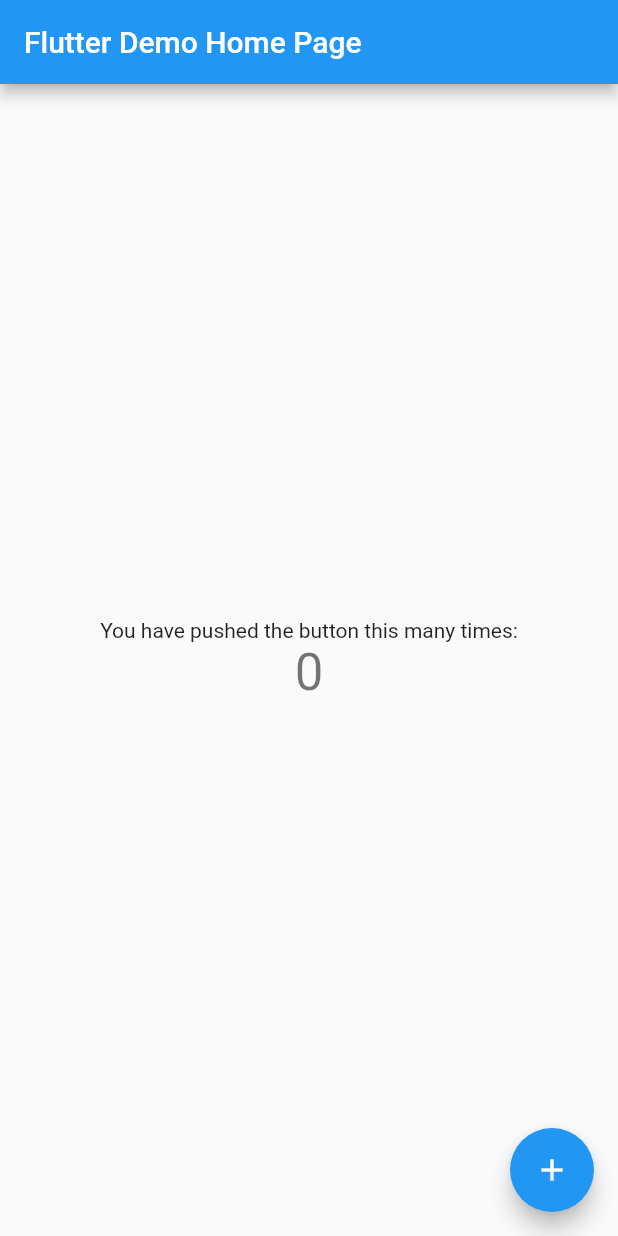
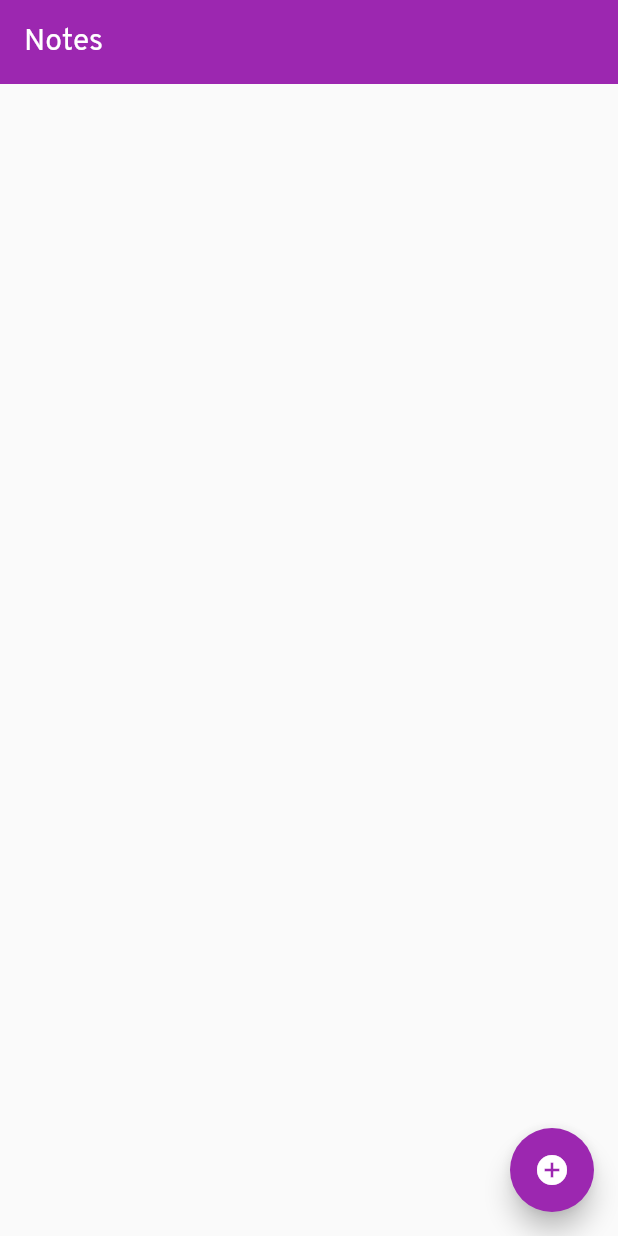
Before and after one commit to a1k1a1s1h/NotesApp, a Flutter app: the screen it shows after launch, on a phone screen of 412 x 824 dp. Run offline on Flutter 3.47's test engine with Material 2 defaults, Android fonts, the phone set to English and light mode, and no system bars.

Commit message:
screens updated

```diff
--- a/lib/main.dart
+++ b/lib/main.dart
@@ -1,5 +1,6 @@
 import 'package:flutter/material.dart';
-
+import './screens/noteslist.dart';
+import './screens/note.dart';
 void main() {
   runApp(MyApp());
 }
@@ -8,110 +9,16 @@ class MyApp extends StatelessWidget {
   // This widget is the root of your application.
   @override
   Widget build(BuildContext context) {
-    return MaterialApp(
-      title: 'Flutter Demo',
-      theme: ThemeData(
-        // This is the theme of your application.
-        //
-        // Try running your application with "flutter run". You'll see the
-        // application has a blue toolbar. Then, without quitting the app, try
-        // changing the primarySwatch below to Colors.green and then invoke
-        // "hot reload" (press "r" in the console where you ran "flutter run",
-        // or simply save your changes to "hot reload" in a Flutter IDE).
-        // Notice that the counter didn't reset back to zero; the application
-        // is not restarted.
-        primarySwatch: Colors.blue,
-        // This makes the visual density adapt to the platform that you run
-        // the app on. For desktop platforms, the controls will be smaller and
-        // closer together (more dense) than on mobile platforms.
-        visualDensity: VisualDensity.adaptivePlatformDensity,
-      ),
-      home: MyHomePage(title: 'Flutter Demo Home Page'),
-    );
+        return MaterialApp(
+          debugShowCheckedModeBanner: false,
+          title: 'Notes App',
+          theme: ThemeData(
+            brightness: Brightness.light,
+            primarySwatch: Colors.purple,
+            visualDensity: VisualDensity.adaptivePlatformDensity,
+            fontFamily: 'Overpass'
+          ),
+          home:Home(),
+        );
   }
 }
-
-class MyHomePage extends StatefulWidget {
-  MyHomePage({Key key, this.title}) : super(key: key);
-
-  // This widget is the home page of your application. It is stateful, meaning
-  // that it has a State object (defined below) that contains fields that affect
-  // how it looks.
-
-  // This class is the configuration for the state. It holds the values (in this
-  // case the title) provided by the parent (in this case the App widget) and
-  // used by the build method of the State. Fields in a Widget subclass are
-  // always marked "final".
-
-  final String title;
-
-  @override
-  _MyHomePageState createState() => _MyHomePageState();
-}
-
-class _MyHomePageState extends State<MyHomePage> {
-  int _counter = 0;
-
-  void _incrementCounter() {
-    setState(() {
-      // This call to setState tells the Flutter framework that something has
-      // changed in this State, which causes it to rerun the build method below
-      // so that the display can reflect the updated values. If we changed
-      // _counter without calling setState(), then the build method would not be
-      // called again, and so nothing would appear to happen.
-      _counter++;
-    });
-  }
-
-  @override
-  Widget build(BuildContext context) {
-    // This method is rerun every time setState is called, for instance as done
-    // by the _incrementCounter method above.
-    //
-    // The Flutter framework has been optimized to make rerunning build methods
-    // fast, so that you can just rebuild anything that needs updating rather
-    // than having to individually change instances of widgets.
-    return Scaffold(
-      appBar: AppBar(
-        // Here we take the value from the MyHomePage object that was created by
-        // the App.build method, and use it to set our appbar title.
-        title: Text(widget.title),
-      ),
-      body: Center(
-        // Center is a layout widget. It takes a single child and positions it
-        // in the middle of the parent.
-        child: Column(
-          // Column is also a layout widget. It takes a list of children and
-          // arranges them vertically. By default, it sizes itself to fit its
-          // children horizontally, and tries to be as tall as its parent.
-          //
-          // Invoke "debug painting" (press "p" in the console, choose the
-          // "Toggle Debug Paint" action from the Flutter Inspector in Android
-          // Studio, or the "Toggle Debug Paint" command in Visual Studio Code)
-          // to see the wireframe for each widget.
-          //
-          // Column has various properties to control how it sizes itself and
-          // how it positions its children. Here we use mainAxisAlignment to
-          // center the children vertically; the main axis here is the vertical
-          // axis because Columns are vertical (the cross axis would be
-          // horizontal).
-          mainAxisAlignment: MainAxisAlignment.center,
-          children: <Widget>[
-            Text(
-              'You have pushed the button this many times:',
-            ),
-            Text(
-              '$_counter',
-              style: Theme.of(context).textTheme.headline4,
-            ),
-          ],
-        ),
-      ),
-      floatingActionButton: FloatingActionButton(
-        onPressed: _incrementCounter,
-        tooltip: 'Increment',
-        child: Icon(Icons.add),
-      ), // This trailing comma makes auto-formatting nicer for build methods.
-    );
-  }
-}
--- /dev/null
+++ b/lib/screens/noteslist.dart
@@ -0,0 +1,69 @@
+import 'package:flutter/material.dart';
+import './note.dart';
+
+class Home extends StatefulWidget {
+  @override
+  _HomeState createState() => _HomeState();
+}
+
+class _HomeState extends State<Home> {
+
+  int count = 0;
+
+
+  navigateToNote(String appBarTitle){
+     Navigator.push(context, MaterialPageRoute(builder:(context){
+            return Note(appBarTitle);
+          }));
+  }
+
+  ListView getNoteList(){
+    return ListView.builder(
+      itemCount: count,
+      itemBuilder: (BuildContext context, int position){
+        return Card(
+          elevation: 2,
+          color: Colors.blueGrey,
+          child: ListTile(
+            leading: CircleAvatar(
+              backgroundColor: Colors.cyanAccent,
+              child: Icon(
+                Icons.star,
+                color: Colors.white,
+              ),
+            ),
+            trailing: Icon(
+              Icons.delete,
+              color: Colors.grey,
+            ),
+            title: Text("Title"),
+            subtitle: Text("Subtitle"),
+            onTap: (){
+              navigateToNote("Edit Note");
+            },
+          ),
+        );
+      },
+      );
+  }
+
+  @override
+  Widget build(BuildContext context) {
+    return Scaffold(
+      appBar: AppBar(
+        title: Text('Notes'),
+        elevation: 0,
+      ),
+      body: getNoteList(),
+      floatingActionButton: FloatingActionButton(
+        onPressed:(){
+           navigateToNote("Add Note");
+        },
+        child: Icon(Icons.add_circle),
+        elevation: 7.0,
+        tooltip: "Click to add a note",
+        splashColor:Colors.deepPurple,
+      ),
+    );
+  }
+}
```
Also changed, not shown: lib/screens/note.dart (added, +174 -0 lines), pubspec.yaml (+11 -6 lines), assets/fonts/Overpass-Bold.ttf (added), assets/fonts/Overpass-Italic.ttf (added), assets/fonts/Overpass-Regular.ttf (added), assets/fonts/Overpass-Thin.ttf (added), 120 other files.
